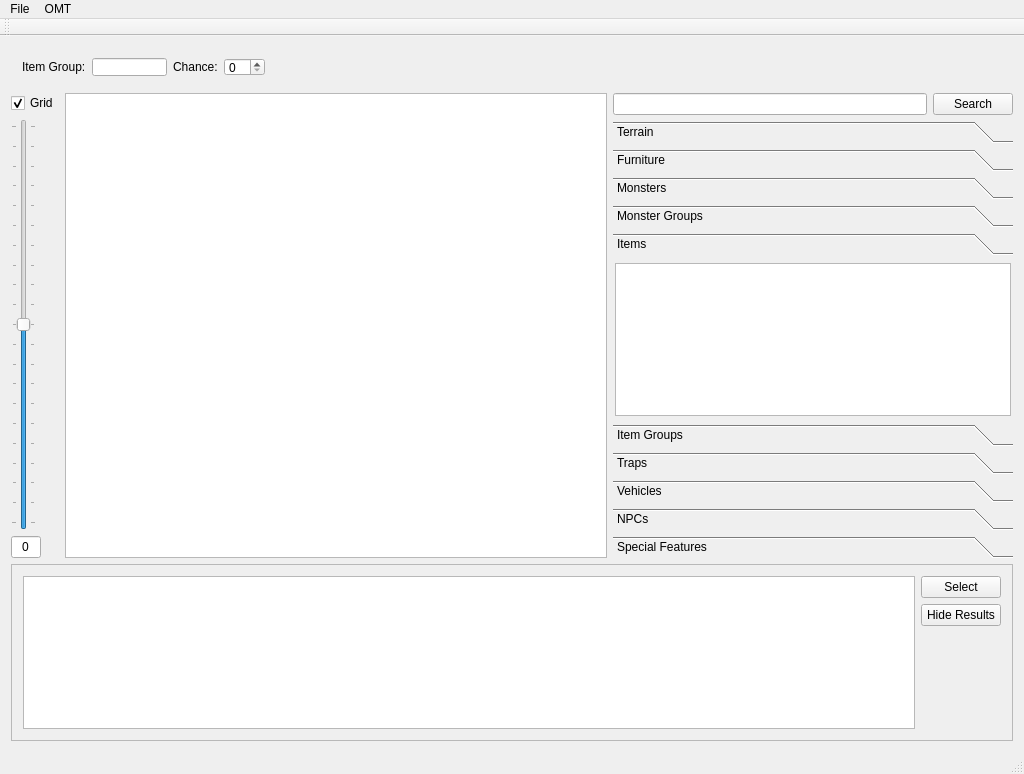
Before: the Qt Designer form buildingeditor.ui in vache/BuildingEditor, drawn with Qt 5.
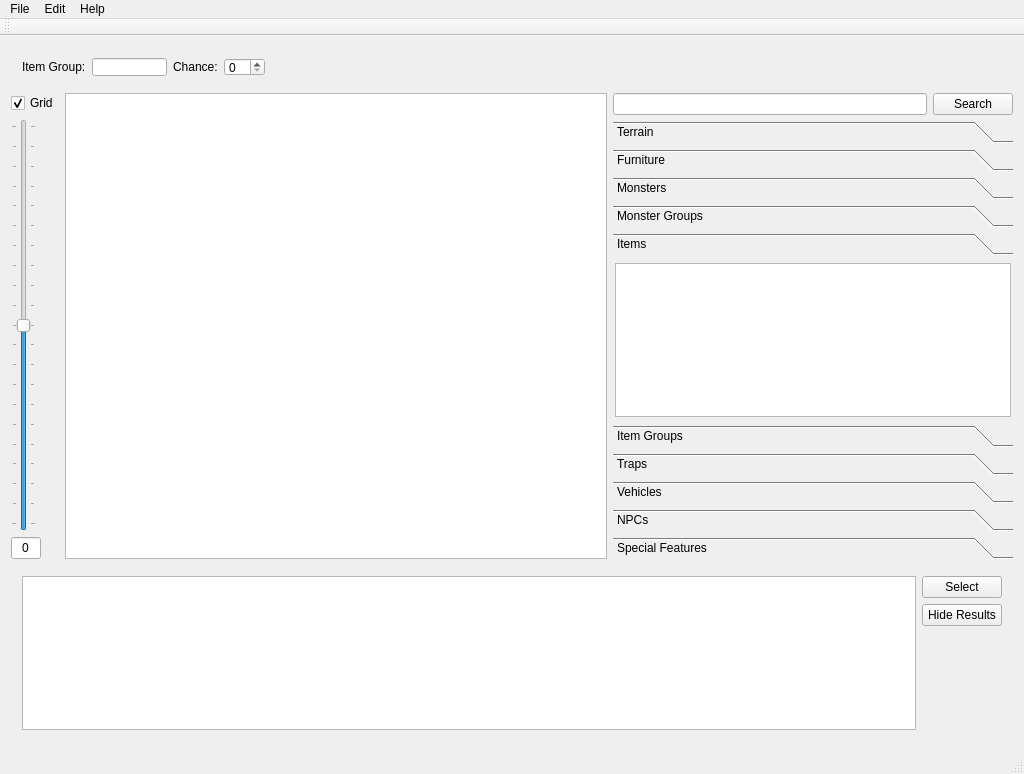
After: the same form once the commit is applied. The open tabs and pages were chosen to show the change. Custom widgets are drawn as their Qt base class.

Diff of the .ui file:
```diff
--- a/buildingeditor.ui
+++ b/buildingeditor.ui
@@ -844,7 +844,7 @@
              <x>0</x>
              <y>0</y>
              <width>400</width>
-             <height>171</height>
+             <height>173</height>
             </rect>
            </property>
            <attribute name="label">
@@ -1025,27 +1025,11 @@
      </layout>
     </item>
     <item>
-     <widget class="QFrame" name="searchFrame">
-      <property name="sizePolicy">
-       <sizepolicy hsizetype="Preferred" vsizetype="Preferred">
-        <horstretch>0</horstretch>
-        <verstretch>0</verstretch>
-       </sizepolicy>
+     <widget class="QStackedWidget" name="lowerToolbar">
+      <property name="currentIndex">
+       <number>0</number>
       </property>
-      <property name="minimumSize">
-       <size>
-        <width>0</width>
-        <height>20</height>
-       </size>
-      </property>
-      <property name="frameShape">
-       <enum>QFrame::StyledPanel</enum>
-      </property>
-      <property name="frameShadow">
-       <enum>QFrame::Raised</enum>
-      </property>
-      <layout class="QVBoxLayout" name="verticalLayout_17">
-       <item>
+      <widget class="QWidget" name="searchWidget">
         <layout class="QHBoxLayout" name="horizontalLayout_15">
          <item>
           <widget class="QTableView" name="searchResults">
@@ -1107,8 +1091,7 @@
           </layout>
          </item>
         </layout>
-       </item>
-      </layout>
+      </widget>
      </widget>
     </item>
    </layout>
@@ -1131,12 +1114,20 @@
    </widget>
    <widget class="QMenu" name="menuOMT">
     <property name="title">
-     <string>OMT</string>
+     <string>Edit</string>
     </property>
     <addaction name="actionShow"/>
    </widget>
+   <widget class="QMenu" name="menuHelp">
+    <property name="title">
+     <string>Help</string>
+    </property>
+    <addaction name="actionHow_to_Use"/>
+    <addaction name="actionAbout"/>
+   </widget>
    <addaction name="menuFile"/>
    <addaction name="menuOMT"/>
+   <addaction name="menuHelp"/>
   </widget>
   <widget class="QToolBar" name="mainToolBar">
    <attribute name="toolBarArea">
```
Left out of the diff: 102 changed lines with no effect on the pictures. Lines whose indentation alone changed are shown as unchanged.
